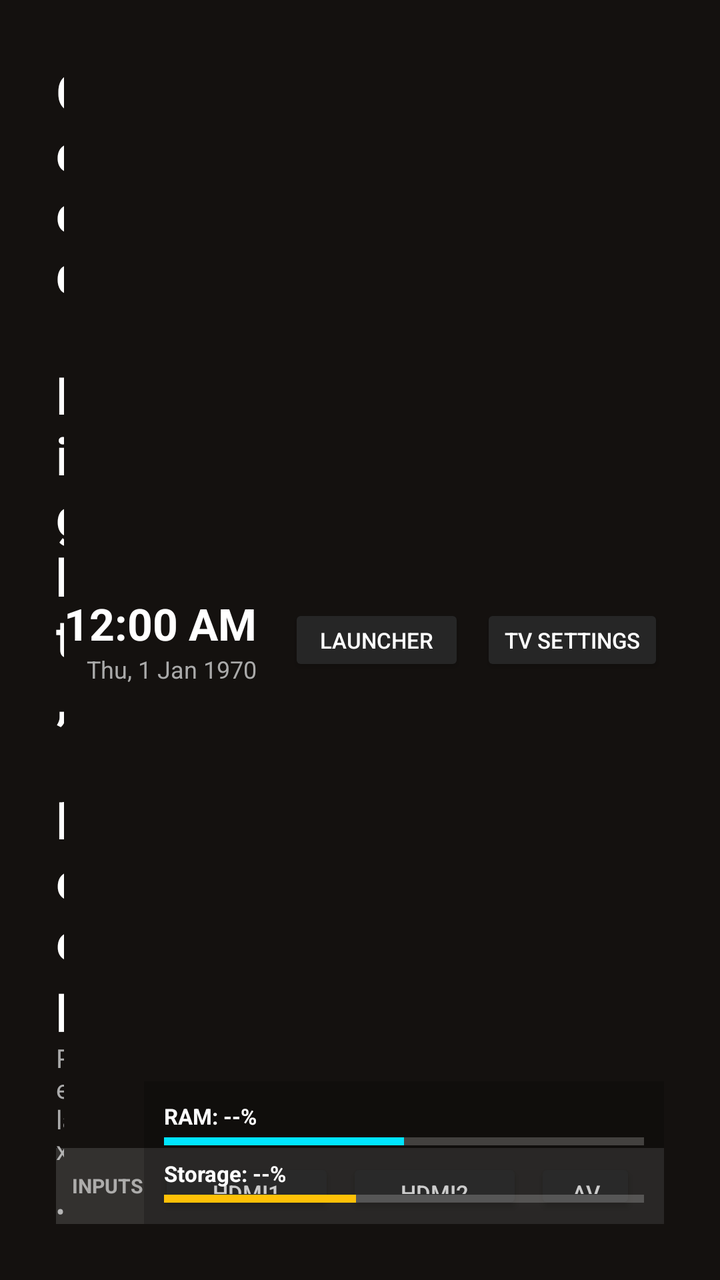
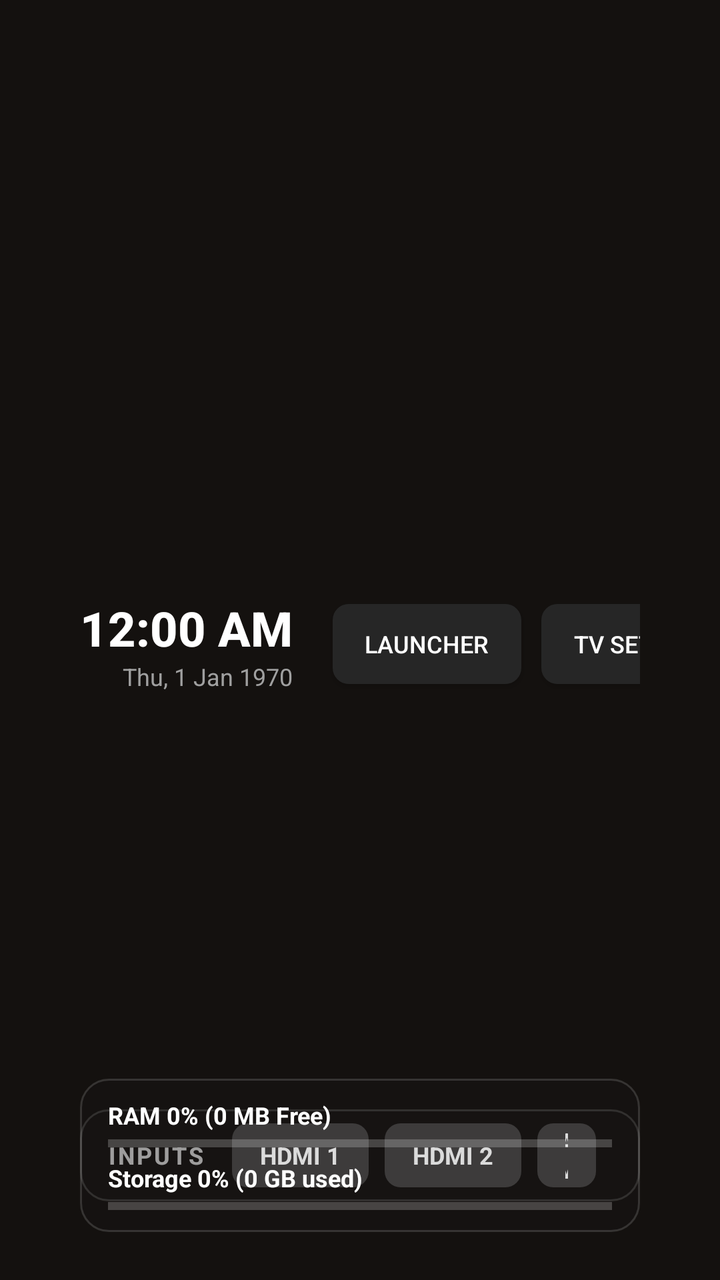

The first picture is an Android layout as it rendered before a commit; the second is the same layout after the commit. The layout source and the unified diff follow.
<!-- AndroidManifest.xml: application theme Theme.TVLauncher -->
<!-- res/layout/activity_main.xml -->
<?xml version="1.0" encoding="utf-8"?>
<RelativeLayout xmlns:android="http://schemas.android.com/apk/res/android"
    xmlns:app="http://schemas.android.com/apk/res-auto"
    android:id="@+id/mainRootLayout"
    android:layout_width="match_parent"
    android:layout_height="match_parent"
    android:background="#14110F"
    android:padding="28dp">

    
    <LinearLayout
        android:id="@+id/headerLayout"
        android:layout_width="match_parent"
        android:layout_height="wrap_content"
        android:orientation="horizontal"
        android:gravity="center_vertical">

        <LinearLayout
            android:layout_width="0dp"
            android:layout_height="wrap_content"
            android:layout_weight="1"
            android:orientation="vertical">

            <TextView
                android:id="@+id/tvGreeting"
                android:layout_width="wrap_content"
                android:layout_height="wrap_content"
                android:text="Good Night, Deep"
                android:textColor="#FFFFFF"
                android:textSize="26sp"
                android:textStyle="bold" />

            <TextView
                android:id="@+id/tvSubGreeting"
                android:layout_width="wrap_content"
                android:layout_height="wrap_content"
                android:text="Relax • Watch • Explore"
                android:textColor="#AAAAAA"
                android:textSize="13sp"
                android:layout_marginTop="2dp"/>
        </LinearLayout>

        <LinearLayout
            android:layout_width="wrap_content"
            android:layout_height="wrap_content"
            android:orientation="vertical"
            android:gravity="end"
            android:layout_marginEnd="16dp">

            <TextClock
                android:id="@+id/tcClock"
                android:layout_width="wrap_content"
                android:layout_height="wrap_content"
                android:format12Hour="hh:mm a"
                android:format24Hour="HH:mm"
                android:textColor="#FFFFFF"
                android:textSize="22sp"
                android:textStyle="bold"/>

            <TextClock
                android:id="@+id/tcDate"
                android:layout_width="wrap_content"
                android:layout_height="wrap_content"
                android:format12Hour="EEE, d MMM yyyy"
                android:format24Hour="EEE, d MMM yyyy"
                android:textColor="#AAAAAA"
                android:textSize="12sp"/>
        </LinearLayout>

        <Button
            android:id="@+id/btnSettings"
            android:layout_width="wrap_content"
            android:layout_height="36dp"
            android:text="Launcher"
            android:textSize="11sp"
            android:backgroundTint="#262626"
            android:textColor="#FFFFFF"
            android:layout_marginEnd="8dp"/>

        <Button
            android:id="@+id/btnTvSettings"
            android:layout_width="wrap_content"
            android:layout_height="36dp"
            android:text="TV Settings"
            android:textSize="11sp"
            android:backgroundTint="#262626"
            android:textColor="#FFFFFF"/>
    </LinearLayout>

    
    <androidx.recyclerview.widget.RecyclerView
        android:id="@+id/rvApps"
        android:layout_width="match_parent"
        android:layout_height="wrap_content"
        android:layout_centerVertical="true"
        android:orientation="horizontal"
        android:clipToPadding="false"
        android:paddingVertical="10dp"/>

    
    <LinearLayout
        android:id="@+id/inputsContainer"
        android:layout_width="wrap_content"
        android:layout_height="38dp"
        android:orientation="horizontal"
        android:background="#22FFFFFF"
        android:paddingHorizontal="8dp"
        android:gravity="center_vertical"
        android:layout_alignParentBottom="true"
        android:layout_alignParentStart="true">

        <TextView
            android:layout_width="wrap_content"
            android:layout_height="wrap_content"
            android:text="INPUTS"
            android:textSize="10sp"
            android:textColor="#99FFFFFF"
            android:layout_marginEnd="8dp"
            android:textStyle="bold"/>

        <Button
            android:id="@+id/btnHdmi1"
            android:layout_width="wrap_content"
            android:layout_height="28dp"
            android:minHeight="0dp"
            android:paddingHorizontal="10dp"
            android:text="HDMI1"
            android:textSize="11sp"
            android:backgroundTint="#333333"
            android:layout_marginEnd="6dp"/>

        <Button
            android:id="@+id/btnHdmi2"
            android:layout_width="wrap_content"
            android:layout_height="28dp"
            android:minHeight="0dp"
            android:paddingHorizontal="10dp"
            android:text="HDMI2"
            android:textSize="11sp"
            android:backgroundTint="#333333"
            android:layout_marginEnd="6dp"/>

        <Button
            android:id="@+id/btnAv"
            android:layout_width="wrap_content"
            android:layout_height="28dp"
            android:minHeight="0dp"
            android:paddingHorizontal="10dp"
            android:text="AV"
            android:textSize="11sp"
            android:backgroundTint="#333333"
            android:layout_marginEnd="6dp"/>

        <Button
            android:id="@+id/btnHdmi3"
            android:layout_width="wrap_content"
            android:layout_height="28dp"
            android:minHeight="0dp"
            android:paddingHorizontal="10dp"
            android:text="HDMI3"
            android:textSize="11sp"
            android:backgroundTint="#333333"/>
    </LinearLayout>

    
    <LinearLayout
        android:id="@+id/statusContainer"
        android:layout_width="260dp"
        android:layout_height="wrap_content"
        android:orientation="vertical"
        android:background="#33000000"
        android:padding="10dp"
        android:layout_alignParentBottom="true"
        android:layout_alignParentEnd="true">

        
        <TextView
            android:id="@+id/tvRamUsage"
            android:layout_width="wrap_content"
            android:layout_height="wrap_content"
            android:text="RAM: --%"
            android:textColor="#FFFFFF"
            android:textSize="11sp"
            android:textStyle="bold"/>

        <ProgressBar
            android:id="@+id/pbRam"
            style="?android:attr/progressBarStyleHorizontal"
            android:layout_width="match_parent"
            android:layout_height="5dp"
            android:layout_marginTop="3dp"
            android:layout_marginBottom="6dp"
            android:progress="50"
            android:progressTint="#00E5FF"/>

        
        <TextView
            android:id="@+id/tvStorageUsage"
            android:layout_width="wrap_content"
            android:layout_height="wrap_content"
            android:text="Storage: --%"
            android:textColor="#FFFFFF"
            android:textSize="11sp"
            android:textStyle="bold"/>

        <ProgressBar
            android:id="@+id/pbStorage"
            style="?android:attr/progressBarStyleHorizontal"
            android:layout_width="match_parent"
            android:layout_height="5dp"
            android:layout_marginTop="3dp"
            android:progress="40"
            android:progressTint="#FFC107"/>
    </LinearLayout>

</RelativeLayout>
<!-- resources referenced by this layout -->
<resources>
  <style name="Theme.TVLauncher" parent="Theme.AppCompat.NoActionBar">
          <item name="android:windowBackground">@android:color/black</item>
          <item name="android:windowNoTitle">true</item>
          <item name="android:windowActionBar">false</item>
      </style>
</resources>

<!-- the commit's change to res/layout/activity_main.xml (unified diff, before → after) -->
@@ -5,7 +5,10 @@
     android:layout_width="match_parent"
     android:layout_height="match_parent"
     android:background="#14110F"
-    android:padding="28dp">
+    android:paddingStart="40dp"
+    android:paddingEnd="40dp"
+    android:paddingTop="28dp"
+    android:paddingBottom="24dp">
 
     
     <LinearLayout
@@ -27,7 +30,8 @@
                 android:layout_height="wrap_content"
                 android:text="Good Night, Deep"
                 android:textColor="#FFFFFF"
-                android:textSize="26sp"
+                android:textSize="28sp"
+                android:fontFamily="sans-serif-medium"
                 android:textStyle="bold" />
 
             <TextView
@@ -35,9 +39,9 @@
                 android:layout_width="wrap_content"
                 android:layout_height="wrap_content"
                 android:text="Relax • Watch • Explore"
-                android:textColor="#AAAAAA"
-                android:textSize="13sp"
-                android:layout_marginTop="2dp"/>
+                android:textColor="#A0A0A0"
+                android:textSize="14sp"
+                android:layout_marginTop="3dp"/>
         </LinearLayout>
 
         <LinearLayout
@@ -45,7 +49,7 @@
             android:layout_height="wrap_content"
             android:orientation="vertical"
             android:gravity="end"
-            android:layout_marginEnd="16dp">
+            android:layout_marginEnd="20dp">
 
             <TextClock
                 android:id="@+id/tcClock"
@@ -54,7 +58,8 @@
                 android:format12Hour="hh:mm a"
                 android:format24Hour="HH:mm"
                 android:textColor="#FFFFFF"
-                android:textSize="22sp"
+                android:textSize="24sp"
+                android:fontFamily="sans-serif-medium"
                 android:textStyle="bold"/>
 
             <TextClock
@@ -63,154 +68,186 @@
                 android:layout_height="wrap_content"
                 android:format12Hour="EEE, d MMM yyyy"
                 android:format24Hour="EEE, d MMM yyyy"
-                android:textColor="#AAAAAA"
+                android:textColor="#A0A0A0"
                 android:textSize="12sp"/>
         </LinearLayout>
 
         <Button
             android:id="@+id/btnSettings"
             android:layout_width="wrap_content"
-            android:layout_height="36dp"
-            android:text="Launcher"
-            android:textSize="11sp"
-            android:backgroundTint="#262626"
+            android:layout_height="40dp"
+            android:text="LAUNCHER"
+            android:textSize="12sp"
             android:textColor="#FFFFFF"
-            android:layout_marginEnd="8dp"/>
+            android:background="@drawable/btn_focus_selector"
+            android:focusable="true"
+            android:clickable="true"
+            android:paddingHorizontal="16dp"
+            android:layout_marginEnd="10dp"/>
 
         <Button
             android:id="@+id/btnTvSettings"
             android:layout_width="wrap_content"
-            android:layout_height="36dp"
-            android:text="TV Settings"
-            android:textSize="11sp"
-            android:backgroundTint="#262626"
-            android:textColor="#FFFFFF"/>
+            android:layout_height="40dp"
+            android:text="TV SETTINGS"
+            android:textSize="12sp"
+            android:textColor="#FFFFFF"
+            android:background="@drawable/btn_focus_selector"
+            android:focusable="true"
+            android:clickable="true"
+            android:paddingHorizontal="16dp"/>
     </LinearLayout>
 
     
     <androidx.recyclerview.widget.RecyclerView
         android:id="@+id/rvApps"
         android:layout_width="match_parent"
+        android:layout_height="0dp"
+        android:layout_below="@id/headerLayout"
+        android:layout_above="@id/bottomBarLayout"
+        android:layout_marginTop="16dp"
+        android:layout_marginBottom="16dp"
+        android:clipToPadding="false"
+        android:paddingBottom="12dp"
+        android:scrollbars="none"/>
+
+    
+    <RelativeLayout
+        android:id="@+id/bottomBarLayout"
+        android:layout_width="match_parent"
         android:layout_height="wrap_content"
-        android:layout_centerVertical="true"
-        android:orientation="horizontal"
-        android:clipToPadding="false"
-        android:paddingVertical="10dp"/>
-
-    
-    <LinearLayout
-        android:id="@+id/inputsContainer"
-        android:layout_width="wrap_content"
-        android:layout_height="38dp"
-        android:orientation="horizontal"
-        android:background="#22FFFFFF"
-        android:paddingHorizontal="8dp"
-        android:gravity="center_vertical"
-        android:layout_alignParentBottom="true"
-        android:layout_alignParentStart="true">
-
-        <TextView
-            android:layout_width="wrap_content"
+        android:layout_alignParentBottom="true">
+
+        
+        <LinearLayout
+            android:id="@+id/inputsContainer"
+            android:layout_width="wrap_content"
+            android:layout_height="46dp"
+            android:orientation="horizontal"
+            android:background="@drawable/bg_glass_container"
+            android:paddingHorizontal="14dp"
+            android:gravity="center_vertical"
+            android:layout_alignParentStart="true"
+            android:layout_centerVertical="true">
+
+            <TextView
+                android:layout_width="wrap_content"
+                android:layout_height="wrap_content"
+                android:text="INPUTS"
+                android:textSize="12sp"
+                android:textColor="#B0FFFFFF"
+                android:textStyle="bold"
+                android:letterSpacing="0.08"
+                android:layout_marginEnd="14dp"/>
+
+            <TextView
+                android:id="@+id/btnHdmi1"
+                android:layout_width="wrap_content"
+                android:layout_height="32dp"
+                android:gravity="center"
+                android:paddingHorizontal="14dp"
+                android:text="HDMI 1"
+                android:textColor="#FFFFFF"
+                android:textSize="12sp"
+                android:textStyle="bold"
+                android:background="@drawable/input_btn_selector"
+                android:focusable="true"
+                android:clickable="true"
+                android:layout_marginEnd="8dp"/>
+
+            <TextView
+                android:id="@+id/btnHdmi2"
+                android:layout_width="wrap_content"
+                android:layout_height="32dp"
+                android:gravity="center"
+                android:paddingHorizontal="14dp"
+                android:text="HDMI 2"
+                android:textColor="#FFFFFF"
+                android:textSize="12sp"
+                android:textStyle="bold"
+                android:background="@drawable/input_btn_selector"
+                android:focusable="true"
+                android:clickable="true"
+                android:layout_marginEnd="8dp"/>
+
+            <TextView
+                android:id="@+id/btnAv"
+                android:layout_width="wrap_content"
+                android:layout_height="32dp"
+                android:gravity="center"
+                android:paddingHorizontal="14dp"
+                android:text="AV"
+                android:textColor="#FFFFFF"
+                android:textSize="12sp"
+                android:textStyle="bold"
+                android:background="@drawable/input_btn_selector"
+                android:focusable="true"
+                android:clickable="true"
+                android:layout_marginEnd="8dp"/>
+
+            <TextView
+                android:id="@+id/btnHdmi3"
+                android:layout_width="wrap_content"
+                android:layout_height="32dp"
+                android:gravity="center"
+                android:paddingHorizontal="14dp"
+                android:text="HDMI 3"
+                android:textColor="#FFFFFF"
+                android:textSize="12sp"
+                android:textStyle="bold"
+                android:background="@drawable/input_btn_selector"
+                android:focusable="true"
+                android:clickable="true"/>
+        </LinearLayout>
+
+        
+        <LinearLayout
+            android:id="@+id/statusContainer"
+            android:layout_width="290dp"
             android:layout_height="wrap_content"
-            android:text="INPUTS"
-            android:textSize="10sp"
-            android:textColor="#99FFFFFF"
-            android:layout_marginEnd="8dp"
-            android:textStyle="bold"/>
-
-        <Button
-            android:id="@+id/btnHdmi1"
-            android:layout_width="wrap_content"
-            android:layout_height="28dp"
-            android:minHeight="0dp"
-            android:paddingHorizontal="10dp"
-            android:text="HDMI1"
-            android:textSize="11sp"
-            android:backgroundTint="#333333"
-            android:layout_marginEnd="6dp"/>
-
-        <Button
-            android:id="@+id/btnHdmi2"
-            android:layout_width="wrap_content"
-            android:layout_height="28dp"
-            android:minHeight="0dp"
-            android:paddingHorizontal="10dp"
-            android:text="HDMI2"
-            android:textSize="11sp"
-            android:backgroundTint="#333333"
-            android:layout_marginEnd="6dp"/>
-
-        <Button
-            android:id="@+id/btnAv"
-            android:layout_width="wrap_content"
-            android:layout_height="28dp"
-            android:minHeight="0dp"
-            android:paddingHorizontal="10dp"
-            android:text="AV"
-            android:textSize="11sp"
-            android:backgroundTint="#333333"
-            android:layout_marginEnd="6dp"/>
-
-        <Button
-            android:id="@+id/btnHdmi3"
-            android:layout_width="wrap_content"
-            android:layout_height="28dp"
-            android:minHeight="0dp"
-            android:paddingHorizontal="10dp"
-            android:text="HDMI3"
-            android:textSize="11sp"
-            android:backgroundTint="#333333"/>
-    </LinearLayout>
-
-    
-    <LinearLayout
-        android:id="@+id/statusContainer"
-        android:layout_width="260dp"
-        android:layout_height="wrap_content"
-        android:orientation="vertical"
-        android:background="#33000000"
-        android:padding="10dp"
-        android:layout_alignParentBottom="true"
-        android:layout_alignParentEnd="true">
-
-        
-        <TextView
-            android:id="@+id/tvRamUsage"
-            android:layout_width="wrap_content"
-            android:layout_height="wrap_content"
-            android:text="RAM: --%"
-            android:textColor="#FFFFFF"
-            android:textSize="11sp"
-            android:textStyle="bold"/>
-
-        <ProgressBar
-            android:id="@+id/pbRam"
-            style="?android:attr/progressBarStyleHorizontal"
-            android:layout_width="match_parent"
-            android:layout_height="5dp"
-            android:layout_marginTop="3dp"
-            android:layout_marginBottom="6dp"
-            android:progress="50"
-            android:progressTint="#00E5FF"/>
-
-        
-        <TextView
-            android:id="@+id/tvStorageUsage"
-            android:layout_width="wrap_content"
-            android:layout_height="wrap_content"
-            android:text="Storage: --%"
-            android:textColor="#FFFFFF"
-            android:textSize="11sp"
-            android:textStyle="bold"/>
-
-        <ProgressBar
-            android:id="@+id/pbStorage"
-            style="?android:attr/progressBarStyleHorizontal"
-            android:layout_width="match_parent"
-            android:layout_height="5dp"
-            android:layout_marginTop="3dp"
-            android:progress="40"
-            android:progressTint="#FFC107"/>
-    </LinearLayout>
-
+            android:orientation="vertical"
+            android:background="@drawable/bg_glass_container"
+            android:paddingHorizontal="14dp"
+            android:paddingVertical="10dp"
+            android:layout_alignParentEnd="true"
+            android:layout_centerVertical="true">
+
+            <TextView
+                android:id="@+id/tvRamUsage"
+                android:layout_width="wrap_content"
+                android:layout_height="wrap_content"
+                android:text="RAM 0% (0 MB Free)"
+                android:textColor="#FFFFFF"
+                android:textSize="12sp"
+                android:textStyle="bold"/>
+
+            <ProgressBar
+                android:id="@+id/pbRam"
+                style="?android:attr/progressBarStyleHorizontal"
+                android:layout_width="match_parent"
+                android:layout_height="6dp"
+                android:layout_marginTop="3dp"
+                android:layout_marginBottom="6dp"
+                android:progress="0"
+                android:progressTint="#00E5FF"/>
+
+            <TextView
+                android:id="@+id/tvStorageUsage"
+                android:layout_width="wrap_content"
+                android:layout_height="wrap_content"
+                android:text="Storage 0% (0 GB used)"
+                android:textColor="#FFFFFF"
+                android:textSize="12sp"
+                android:textStyle="bold"/>
+
+            <ProgressBar
+                android:id="@+id/pbStorage"
+                style="?android:attr/progressBarStyleHorizontal"
+                android:layout_width="match_parent"
+                android:layout_height="6dp"
+                android:layout_marginTop="3dp"
+                android:progress="0"
+                android:progressTint="#FFC107"/>
+        </LinearLayout>
+    </RelativeLayout>
 </RelativeLayout>
<!-- resource entries referenced after the edit -->
@@ -1,5 +1,46 @@
 <!-- resources referenced by this layout -->
 <resources>
+  <!-- drawable bg_glass_container (drawable) -->
+  <?xml version="1.0" encoding="utf-8"?>
+  <shape xmlns:android="http://schemas.android.com/apk/res/android" android:shape="rectangle">
+      <corners android:radius="14dp"/>
+      <solid android:color="#281A1A1A"/>
+      <stroke android:width="1dp" android:color="#25FFFFFF"/>
+  </shape>
+  <!-- drawable btn_focus_selector (drawable) -->
+  <?xml version="1.0" encoding="utf-8"?>
+  <selector xmlns:android="http://schemas.android.com/apk/res/android">
+      <item android:state_focused="true">
+          <shape android:shape="rectangle">
+              <corners android:radius="8dp"/>
+              <solid android:color="#55FFFFFF"/>
+              <stroke android:width="2dp" android:color="#FFFFFF"/>
+          </shape>
+      </item>
+      <item>
+          <shape android:shape="rectangle">
+              <corners android:radius="8dp"/>
+              <solid android:color="#262626"/>
+          </shape>
+      </item>
+  </selector>
+  <!-- drawable input_btn_selector (drawable) -->
+  <?xml version="1.0" encoding="utf-8"?>
+  <selector xmlns:android="http://schemas.android.com/apk/res/android">
+      <item android:state_focused="true">
+          <shape android:shape="rectangle">
+              <corners android:radius="8dp"/>
+              <solid android:color="#66FFFFFF"/>
+              <stroke android:width="2dp" android:color="#00E5FF"/>
+          </shape>
+      </item>
+      <item>
+          <shape android:shape="rectangle">
+              <corners android:radius="8dp"/>
+              <solid android:color="#33FFFFFF"/>
+          </shape>
+      </item>
+  </selector>
   <style name="Theme.TVLauncher" parent="Theme.AppCompat.NoActionBar">
           <item name="android:windowBackground">@android:color/black</item>
           <item name="android:windowNoTitle">true</item>
